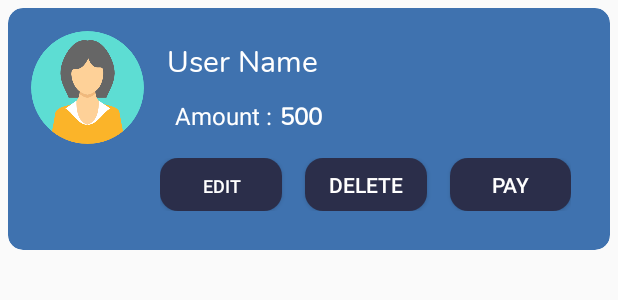
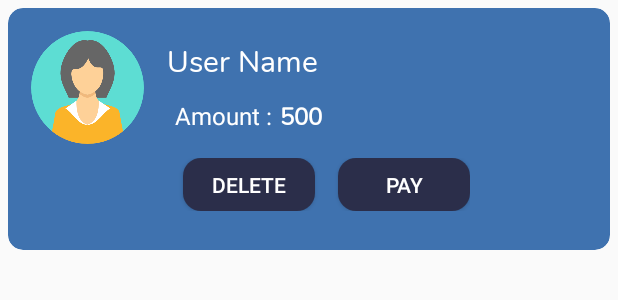
Before and after one commit to AnuragCool/GreatPay, an Android app: the layout custom_loan_item.xml on its own in the app's theme, with its tools: preview values and no code run, on a phone screen of 412 x 824 dp. Shown: the top 300 px of the screen. Run offline under Robolectric (Android 15) with nearby library versions, the phone set to English and light mode, and no system bars.

Commit message:
made it more better

```diff
--- a/app/src/main/res/layout/activity_my_profile.xml
+++ b/app/src/main/res/layout/activity_my_profile.xml
@@ -292,7 +292,6 @@
                         android:layout_width="wrap_content"
                         android:layout_height="wrap_content"
                         android:text="Update"
-                        android:paddingLeft="8dp"
                         android:layout_gravity="center"
                         android:id="@+id/btn_update"
                         android:background="@drawable/button_border"
--- a/app/src/main/res/layout/custom_loan_item.xml
+++ b/app/src/main/res/layout/custom_loan_item.xml
@@ -13,7 +13,7 @@
         android:padding="5dp"
         android:layout_height="wrap_content">
         <LinearLayout
-            android:layout_width="wrap_content"
+            android:layout_width="match_parent"
             android:layout_height="wrap_content"
             android:padding="15dp"
             android:orientation="horizontal">
@@ -76,18 +76,6 @@
                     <Button
                         android:layout_width="wrap_content"
                         android:layout_height="35dp"
-                        android:text="Edit"
-                        android:background="@drawable/button_border"
-                        android:textColor="#fff"
-                        android:textSize="12sp"
-                        android:id="@+id/edit"
-                        android:layout_weight="1"
-                        android:padding="10dp" />
-
-
-                    <Button
-                        android:layout_width="wrap_content"
-                        android:layout_height="35dp"
                         android:background="@drawable/button_border"
                         android:text="Delete"
                         android:textColor="#fff"
```
Also changed, not shown: app/src/main/java/com/example/greatpay/MyLoanActivity.java (+4 -8 lines).
